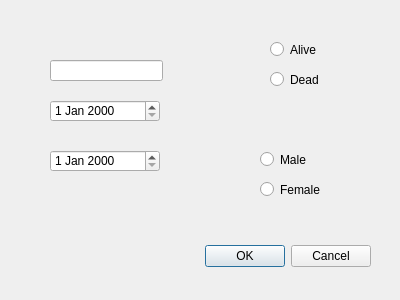
This is personedit.ui in hrafnkelli14/Verklegt-verkefni-3 as Qt 5 draws it before an edit. The edited form follows.
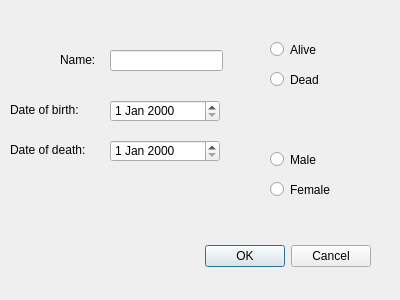
This is the edited form.

Commit message: added labels to personedit

The edit to the form file:
```diff
--- a/personedit.ui
+++ b/personedit.ui
@@ -32,8 +32,8 @@
   <widget class="QLineEdit" name="nameEdit">
    <property name="geometry">
     <rect>
-     <x>50</x>
-     <y>60</y>
+     <x>110</x>
+     <y>50</y>
      <width>113</width>
      <height>21</height>
     </rect>
@@ -42,7 +42,7 @@
   <widget class="QDateEdit" name="dobEdit">
    <property name="geometry">
     <rect>
-     <x>50</x>
+     <x>110</x>
      <y>100</y>
      <width>110</width>
      <height>22</height>
@@ -52,8 +52,8 @@
   <widget class="QDateEdit" name="dodEdit">
    <property name="geometry">
     <rect>
-     <x>50</x>
-     <y>150</y>
+     <x>110</x>
+     <y>140</y>
      <width>110</width>
      <height>22</height>
     </rect>
@@ -94,7 +94,7 @@
   <widget class="QRadioButton" name="maleButton">
    <property name="geometry">
     <rect>
-     <x>260</x>
+     <x>270</x>
      <y>150</y>
      <width>84</width>
      <height>19</height>
@@ -110,7 +110,7 @@
   <widget class="QRadioButton" name="femaleButton">
    <property name="geometry">
     <rect>
-     <x>260</x>
+     <x>270</x>
      <y>180</y>
      <width>84</width>
      <height>19</height>
@@ -123,6 +123,45 @@
     <string notr="true">genderGroup</string>
    </attribute>
   </widget>
+  <widget class="QLabel" name="label">
+   <property name="geometry">
+    <rect>
+     <x>60</x>
+     <y>50</y>
+     <width>68</width>
+     <height>19</height>
+    </rect>
+   </property>
+   <property name="text">
+    <string>Name:</string>
+   </property>
+  </widget>
+  <widget class="QLabel" name="label_2">
+   <property name="geometry">
+    <rect>
+     <x>10</x>
+     <y>100</y>
+     <width>101</width>
+     <height>20</height>
+    </rect>
+   </property>
+   <property name="text">
+    <string>Date of birth:</string>
+   </property>
+  </widget>
+  <widget class="QLabel" name="label_3">
+   <property name="geometry">
+    <rect>
+     <x>10</x>
+     <y>140</y>
+     <width>101</width>
+     <height>20</height>
+    </rect>
+   </property>
+   <property name="text">
+    <string>Date of death:</string>
+   </property>
+  </widget>
  </widget>
  <resources/>
  <connections>
```
